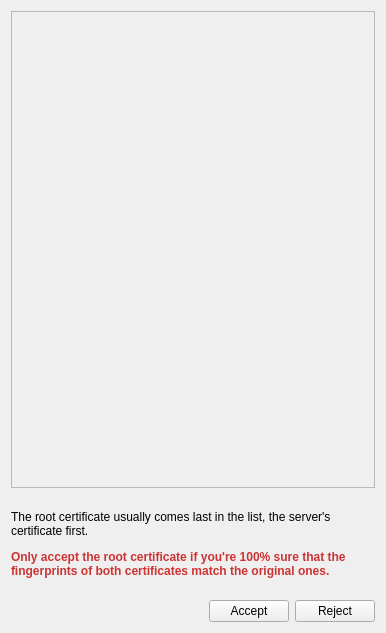
Old version of the form servercertificatewidget.ui in the repository 607011/Qt-SESAM.
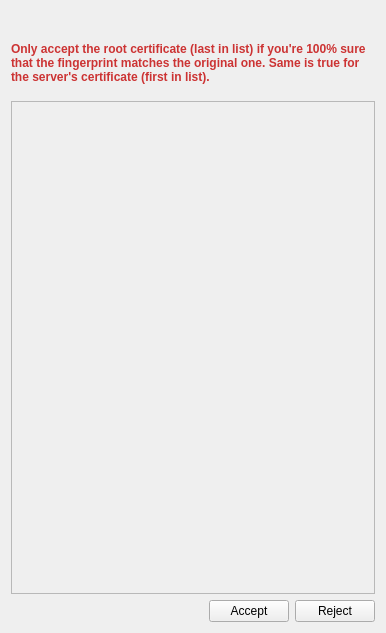
New version of the form.

Commit message: Eased checking of certificates.

Diff of the .ui file:
```diff
--- a/servercertificatewidget.ui
+++ b/servercertificatewidget.ui
@@ -14,31 +14,7 @@
    <string>Check Server's Certificate Chain</string>
   </property>
   <layout class="QGridLayout" name="gridLayout_2">
-   <item row="0" column="0">
-    <widget class="QScrollArea" name="scrollArea">
-     <property name="sizePolicy">
-      <sizepolicy hsizetype="Expanding" vsizetype="MinimumExpanding">
-       <horstretch>0</horstretch>
-       <verstretch>0</verstretch>
-      </sizepolicy>
-     </property>
-     <property name="widgetResizable">
-      <bool>true</bool>
-     </property>
-     <widget class="QWidget" name="scrollAreaWidgetContents">
-      <property name="geometry">
-       <rect>
-        <x>0</x>
-        <y>0</y>
-        <width>366</width>
-        <height>476</height>
-       </rect>
-      </property>
-      <layout class="QGridLayout" name="gridLayout"/>
-     </widget>
-    </widget>
-   </item>
-   <item row="2" column="0">
+   <item row="5" column="0">
     <layout class="QHBoxLayout" name="horizontalLayout">
      <item>
       <spacer name="horizontalSpacer">
@@ -69,6 +45,43 @@
      </item>
     </layout>
    </item>
+   <item row="2" column="0">
+    <widget class="QScrollArea" name="scrollArea">
+     <property name="sizePolicy">
+      <sizepolicy hsizetype="Expanding" vsizetype="MinimumExpanding">
+       <horstretch>0</horstretch>
+       <verstretch>0</verstretch>
+      </sizepolicy>
+     </property>
+     <property name="widgetResizable">
+      <bool>true</bool>
+     </property>
+     <widget class="QWidget" name="scrollAreaWidgetContents">
+      <property name="geometry">
+       <rect>
+        <x>0</x>
+        <y>0</y>
+        <width>366</width>
+        <height>493</height>
+       </rect>
+      </property>
+      <layout class="QGridLayout" name="gridLayout"/>
+     </widget>
+    </widget>
+   </item>
+   <item row="0" column="0">
+    <widget class="QLabel" name="warningLabel">
+     <property name="text">
+      <string/>
+     </property>
+     <property name="textFormat">
+      <enum>Qt::PlainText</enum>
+     </property>
+     <property name="wordWrap">
+      <bool>true</bool>
+     </property>
+    </widget>
+   </item>
    <item row="1" column="0">
     <widget class="QLabel" name="label">
      <property name="sizePolicy">
@@ -80,11 +93,11 @@
      <property name="maximumSize">
       <size>
        <width>16777215</width>
-       <height>100</height>
+       <height>64</height>
       </size>
      </property>
      <property name="text">
-      <string>&lt;html&gt;&lt;head/&gt;&lt;body&gt;&lt;p&gt;The root certificate usually comes last in the list, the server's certificate first. &lt;/p&gt;&lt;p&gt;&lt;span style=&quot; font-weight:600; color:#cc3333;&quot;&gt;Only accept the root certificate if you're 100% sure that the fingerprints of both certificates match the original ones.&lt;/span&gt;&lt;/p&gt;&lt;/body&gt;&lt;/html&gt;</string>
+      <string>&lt;html&gt;&lt;head/&gt;&lt;body&gt;&lt;p&gt;&lt;span style=&quot; font-weight:600; color:#cc3333;&quot;&gt;Only accept the root certificate (last in list) if you're 100% sure that the fingerprint matches the original one. Same is true for the server's certificate (first in list).&lt;/span&gt;&lt;/p&gt;&lt;/body&gt;&lt;/html&gt;</string>
      </property>
      <property name="textFormat">
       <enum>Qt::RichText</enum>
```
The commit also changes 3 other files.
